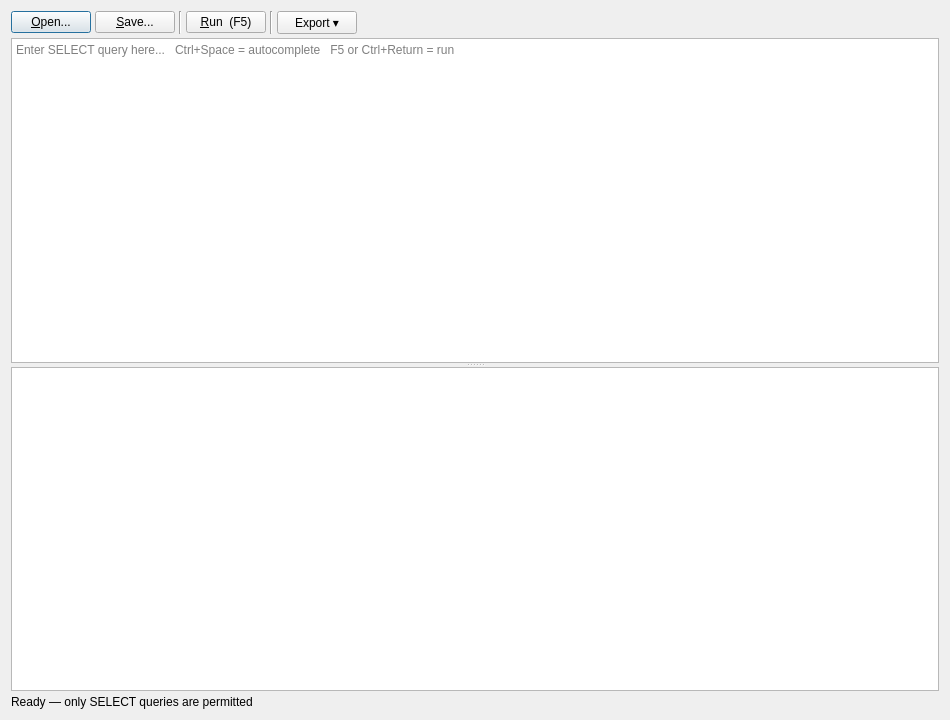
Above: ui/SqlQueryDialog.ui from aa5sh/QLog before the change. Below: the same form after it.
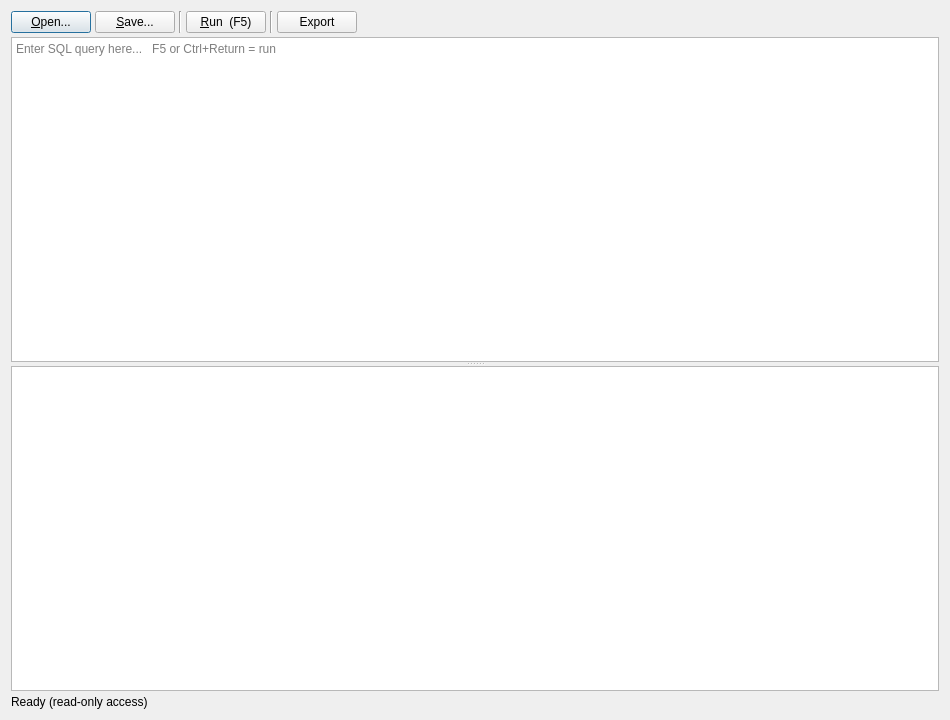
That is the form after the change.

Commit message: SQL Debug: Removed autocomplete; force read-only mode; code cleanup

```diff
--- a/ui/SqlQueryDialog.ui
+++ b/ui/SqlQueryDialog.ui
@@ -78,7 +78,7 @@
      <item>
       <widget class="QPushButton" name="exportButton">
        <property name="text">
-        <string>Export ▾</string>
+        <string>Export</string>
        </property>
        <property name="toolTip">
         <string>Export query results</string>
@@ -116,7 +116,7 @@
        <enum>QPlainTextEdit::NoWrap</enum>
       </property>
       <property name="placeholderText">
-       <string>Enter SELECT query here...   Ctrl+Space = autocomplete   F5 or Ctrl+Return = run</string>
+       <string>Enter SQL query here...   F5 or Ctrl+Return = run</string>
       </property>
      </widget>
      <widget class="QTableView" name="resultsTable">
@@ -144,7 +144,7 @@
    <item>
     <widget class="QLabel" name="statusLabel">
      <property name="text">
-      <string>Ready — only SELECT queries are permitted</string>
+      <string>Ready (read-only access)</string>
      </property>
     </widget>
    </item>
```
The commit also changes 4 other files.
